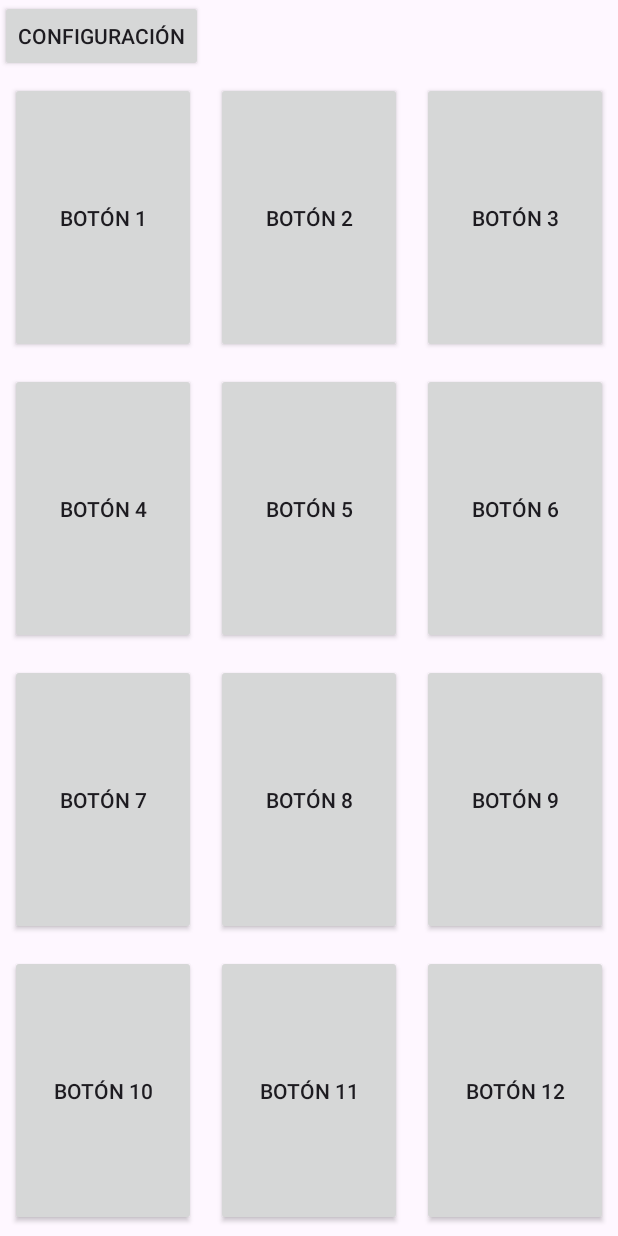
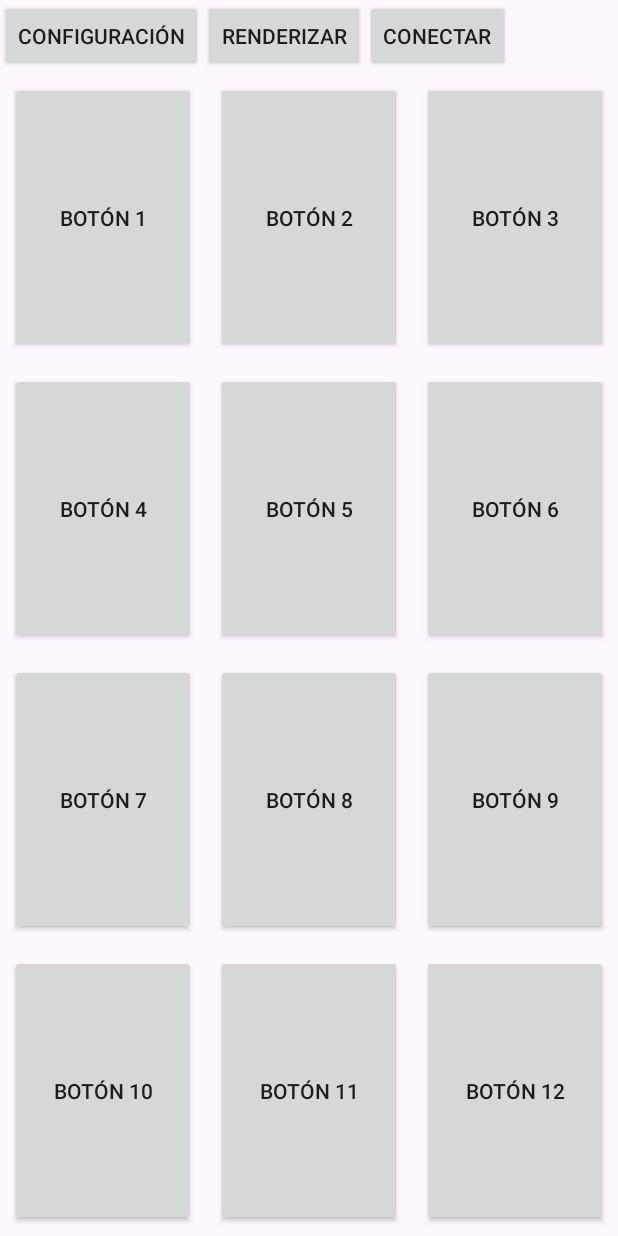
Before and after one commit to Urfenox/SocketeDeck, an Android app: the screen it shows after launch (MainActivity), on a phone screen of 412 x 824 dp. Run offline under Robolectric (Android 15) with nearby library versions, the light colour scheme and no system bars.

Commit message:
som fixes

```diff
--- a/SocketeDeck-app/app/src/main/java/com/crizacio/socketedeck/MainActivity.java
+++ b/SocketeDeck-app/app/src/main/java/com/crizacio/socketedeck/MainActivity.java
@@ -51,17 +51,20 @@ public class MainActivity extends AppCompatActivity {
 
         sharedPref = this.getSharedPreferences(PREF_NAME, Context.MODE_PRIVATE);
         editor = sharedPref.edit();
-        BUTTON_COUNT = sharedPref.getInt(PREF_NAME_BUTTON_COUNT, 12);
-        BUTTON_ROWS = sharedPref.getInt(PREF_NAME_BUTTON_ROWS, 4);
-        BUTTON_COLUMNS = sharedPref.getInt(PREF_NAME_BUTTON_COLUMNS, 3);
-        SERVER_IP = sharedPref.getString(PREF_NAME_SERVER_IP, "192.168.8.175");
-        SERVER_PORT = sharedPref.getInt(PREF_NAME_SERVER_PORT, 16100);
+        cargarConfiguracion();
 
         // Ejecutar la tarea asincrónica para conectarse al servidor
         conectarServidor();
 
         // Crear el layout principal
         crearLayout();
+    }
+    void cargarConfiguracion() {
+        BUTTON_COUNT = sharedPref.getInt(PREF_NAME_BUTTON_COUNT, 12);
+        BUTTON_ROWS = sharedPref.getInt(PREF_NAME_BUTTON_ROWS, 4);
+        BUTTON_COLUMNS = sharedPref.getInt(PREF_NAME_BUTTON_COLUMNS, 3);
+        SERVER_IP = sharedPref.getString(PREF_NAME_SERVER_IP, "192.168.8.175");
+        SERVER_PORT = sharedPref.getInt(PREF_NAME_SERVER_PORT, 16100);
     }
     void crearLayout() {
         // Crear el contenedor principal (LinearLayout) que contendrá el HorizontalScrollView y el GridLayout
@@ -87,8 +90,32 @@ public class MainActivity extends AppCompatActivity {
             }
         });
 
+        Button btnRenderizar = new Button(this);
+        btnRenderizar.setText("Renderizar");
+        btnRenderizar.setId(View.generateViewId());
+        btnRenderizar.setOnClickListener(new View.OnClickListener() {
+            @Override
+            public void onClick(View v) {
+                cargarConfiguracion();
+                crearLayout();
+            }
+        });
+
+        Button btnConectar = new Button(this);
+        btnConectar.setText("Conectar");
+        btnConectar.setId(View.generateViewId());
+        btnConectar.setOnClickListener(new View.OnClickListener() {
+            @Override
+            public void onClick(View v) {
+                cargarConfiguracion();
+                conectarServidor();
+            }
+        });
+
         // Agregar los botones al LinearLayout dentro del HorizontalScrollView
         menuLayout.addView(btnConfiguracion);
+        menuLayout.addView(btnRenderizar);
+        menuLayout.addView(btnConectar);
 
         // Agregar el LinearLayout al HorizontalScrollView
         horizontalScrollView.addView(menuLayout);
@@ -159,7 +186,13 @@ public class MainActivity extends AppCompatActivity {
     }
 
     void conectarServidor() {
-        new ConnectTask().execute();
+        try {
+            if (socket == null || socket.isClosed()) {
+                new ConnectTask().execute();
+            }
+        } catch (Exception e) {
+            e.printStackTrace();
+        }
     }
     void cerrarConexion() {
         try {
```
Also changed, not shown: 1 other file.
